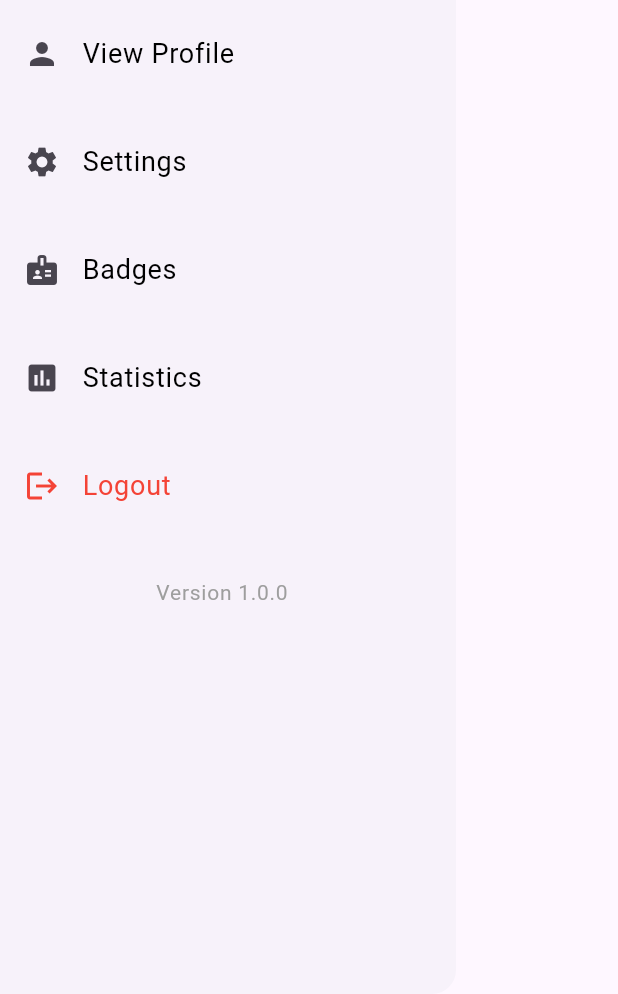
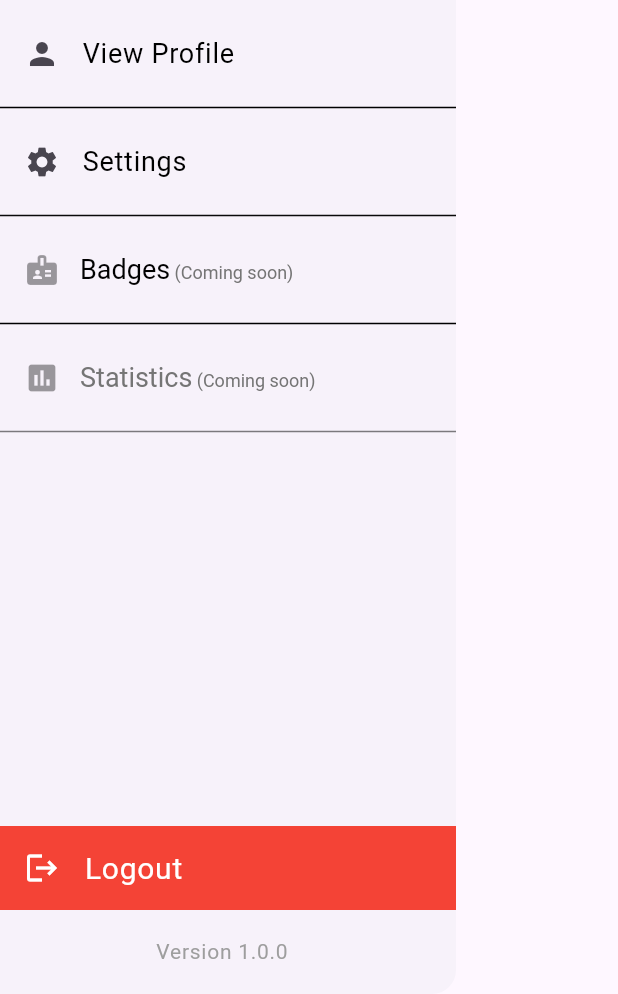
Before and after one commit to Asmitbv21/bharatsocials, a Flutter app: the Sidebar widget shown alone on an empty page, opened directly, on a phone screen of 412 x 824 dp, the part 242-1236 px from its top. Run offline on Flutter 3.47's test engine with Material 3 defaults, Android fonts, the phone set to English and light mode, and no system bars; network calls fail.

Commit message:
made some changes in the sidebar

```diff
--- a/lib/screens/groups.dart
+++ b/lib/screens/groups.dart
@@ -53,7 +53,7 @@ class GroupsScreen extends StatelessWidget {
                             MaterialPageRoute(
                                 builder: (context) => const DomainChat(
                                       domainId: 'domainId',
-                                      isVolunteer: true,
+                                      isVolunteer: false,
                                     ) //if value is true then keyboard is disabled
 
                                 ),
--- a/lib/screens/sidebar.dart
+++ b/lib/screens/sidebar.dart
@@ -4,7 +4,7 @@ import 'package:flutter/material.dart';
 import 'badges.dart';
 import 'settings.dart';
 import 'profile.dart';
-import 'stats.dart';
+// import 'stats.dart';
 
 class Sidebar extends StatelessWidget {
   const Sidebar({super.key, required Color backgroundColor});
@@ -12,6 +12,9 @@ class Sidebar extends StatelessWidget {
   @override
   Widget build(BuildContext context) {
     return Drawer(
+      child: Column(
+        children: [
+          Expanded(
             child: ListView(
               padding: EdgeInsets.zero,
               children: [
@@ -29,7 +32,8 @@ class Sidebar extends StatelessWidget {
                     child: Icon(Icons.person, size: 60.0),
                   ),
                   decoration: BoxDecoration(
-              color: Color(0xFFCDEBF7), // Change this to your desired color
+                    color:
+                        Color(0xFFCDEBF7), // Change this to your desired color
                   ),
                 ),
                 ListTile(
@@ -52,18 +56,10 @@ class Sidebar extends StatelessWidget {
                     );
                   },
                 ),
-          Divider(color: const Color.fromARGB(0, 0, 0, 0)), // Add a divider
+                Divider(color: Color.fromARGB(255, 0, 0, 0)), // Add a divider
                 ListTile(
                   title: Row(
                     children: [
-                // Text(
-                //   'Settings',
-                //   style: TextStyle(
-                //     color: Colors.black,
-                //     fontSize: 18,
-                //   ),
-                // ),
-                //
                       Icon(Icons.settings),
                       Text(
                         '   Settings',
@@ -82,84 +78,78 @@ class Sidebar extends StatelessWidget {
                     );
                   },
                 ),
-          Divider(color: const Color.fromARGB(0, 0, 0, 0)), // Add a divider
+                Divider(color: Color.fromARGB(246, 0, 0, 0)), // Add a divider
                 ListTile(
                   title: Row(
                     children: [
-                // Text(
-                //   'Badges',
-                //   style: TextStyle(
-                //     color: Colors.black,
-                //     fontSize: 18,
-                //   ),
-                // ),
-                //
                       Icon(Icons.badge),
-                Text(
-                  '   Badges',
+                      RichText(
+                        text: TextSpan(
+                          children: [
+                            TextSpan(
+                              text: '   Badges',
                               style: TextStyle(
                                 color: Colors.black,
                                 fontSize: 18,
                               ),
                             ),
-              ],
-            ),
-            onTap: () {
-              Navigator.pop(context);
-              Navigator.push(
-                context,
-                MaterialPageRoute(builder: (context) => BadgesScreen()),
-              );
-            },
-          ),
-          Divider(color: const Color.fromARGB(0, 0, 0, 0)), // Add a divider
-          ListTile(
-            title: Row(
-              children: [
-                // Text(
-                //   'Statistics',
-                //   style: TextStyle(
-                //     color: Colors.black,
-                //     fontSize: 18,
-                //   ),
-                // ),
-                //
-                Icon(Icons.insert_chart),
-                Text(
-                  '   Statistics',
+                            TextSpan(
+                              text: ' (Coming soon)',
                               style: TextStyle(
-                    color: Colors.black,
-                    fontSize: 18,
+                                color: Colors.grey[600],
+                                fontSize: 12,
                               ),
                             ),
                           ],
                         ),
-            onTap: () {
-              Navigator.pop(context);
-              Navigator.push(
-                context,
-                MaterialPageRoute(builder: (context) => StatsScreen()),
-              );
-            },
                       ),
-          Divider(color: const Color.fromARGB(0, 0, 0, 0)), // Add a divider
+                    ],
+                  ),
+                  enabled: false, // Make it non-tappable
+                ),
+                Divider(color: Color.fromARGB(255, 0, 0, 0)), // Add a divider
                 ListTile(
                   title: Row(
                     children: [
-                // Text(
-                //   'Logout',
-                //   style: TextStyle(
-                //     color: Colors.red,
-                //     fontSize: 18,
-                //   ),
-                // ),
-                //
-                Icon(Icons.logout, color: Colors.red),
+                      Icon(Icons.insert_chart),
+                      RichText(
+                        text: TextSpan(
+                          children: [
+                            TextSpan(
+                              text: '   Statistics',
+                              style: TextStyle(
+                                color: Colors.grey[600],
+                                fontSize: 18,
+                              ),
+                            ),
+                            TextSpan(
+                              text: ' (Coming soon)',
+                              style: TextStyle(
+                                color: Colors.grey[600],
+                                fontSize: 12,
+                              ),
+                            ),
+                          ],
+                        ),
+                      ),
+                    ],
+                  ),
+                  enabled: false, // Make it non-tappable
+                ),
+                Divider(color: Color.fromARGB(128, 0, 0, 0)), // Add a divider
+              ],
+            ),
+          ),
+          ListTile(
+            tileColor: Colors.red,
+            title: Row(
+              children: [
+                Icon(Icons.logout, color: Colors.white),
                 Text(
                   '   Logout',
                   style: TextStyle(
-                    color: Colors.red,
-                    fontSize: 18,
+                    color: Colors.white,
+                    fontSize: 20,
                   ),
                 ),
               ],
@@ -169,7 +159,6 @@ class Sidebar extends StatelessWidget {
               // Add your logout logic here
             },
           ),
-          Divider(color: const Color.fromARGB(0, 0, 0, 0)), // Add a divider
           ListTile(
             title: Center(
               child: Text(
```
Lines whose indentation alone changed are shown as unchanged.
